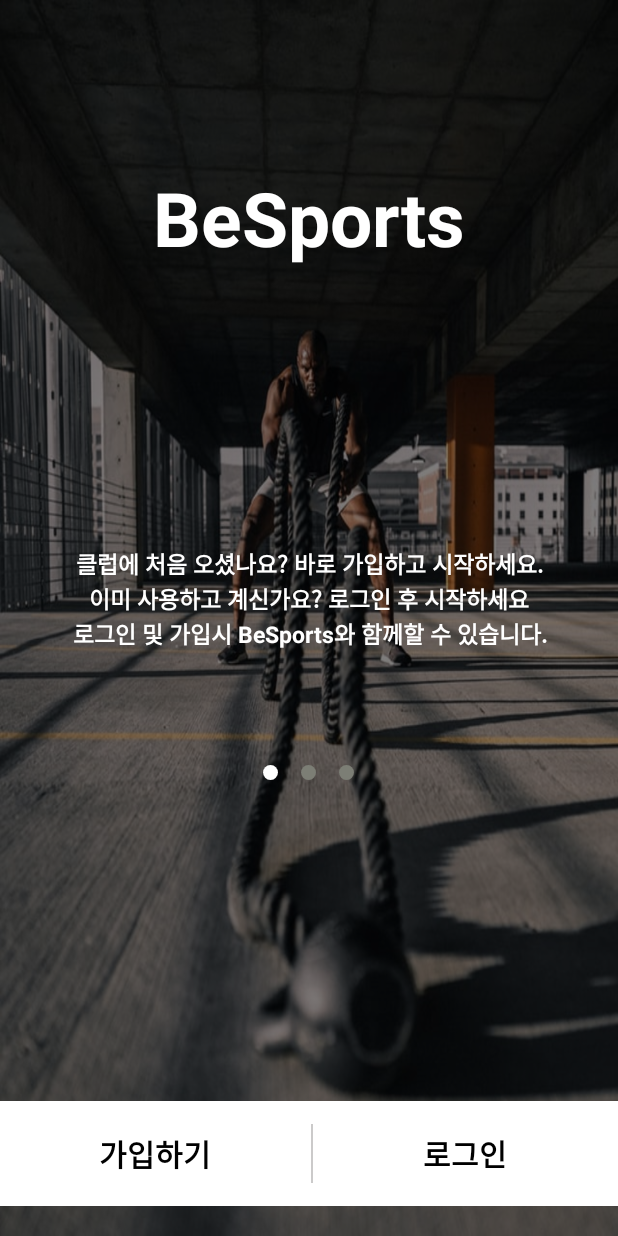
After one commit to sangyun5108/SmartHealthCare, an Android app: the AuthFirstFragment screen opened directly, with no data from a screen before it, on a phone screen of 412 x 824 dp. The commit adds this screen. Run offline under Robolectric (Android 15) with nearby library versions, the phone set to English and light mode, and no system bars.

Commit message:
auth화면 ViewPager2와 Fragment를 이용해서 화면 슬라이더 구현, ImageView를 이용해서 화면 상태 체크(원) 구현  -> stackOverFlow registerOnPageChangeCallback에서OnPageSelected함수 이용

```diff
--- a/app/build.gradle
+++ b/app/build.gradle
@@ -33,10 +33,14 @@ android {
 
 dependencies {
 
+    implementation 'androidx.viewpager2:viewpager2:1.0.0'
     implementation 'androidx.core:core-ktx:1.7.0'
     implementation 'androidx.appcompat:appcompat:1.3.1'
     implementation 'com.google.android.material:material:1.4.0'
     implementation 'androidx.constraintlayout:constraintlayout:2.1.2'
+    implementation 'androidx.legacy:legacy-support-v4:1.0.0'
+    implementation 'androidx.navigation:navigation-fragment-ktx:2.3.5'
+    implementation 'androidx.navigation:navigation-ui-ktx:2.3.5'
     testImplementation 'junit:junit:4.+'
     androidTestImplementation 'androidx.test.ext:junit:1.1.3'
     androidTestImplementation 'androidx.test.espresso:espresso-core:3.4.0'
--- a/app/src/main/java/com/sypark/smarthealthcare/auth/AuthActivity.kt
+++ b/app/src/main/java/com/sypark/smarthealthcare/auth/AuthActivity.kt
@@ -1,7 +1,12 @@
 package com.sypark.smarthealthcare.auth
 
+import android.content.Intent
 import androidx.appcompat.app.AppCompatActivity
 import android.os.Bundle
+import android.util.Log
+import android.widget.ImageView
+import androidx.fragment.app.FragmentContainerView
+import androidx.viewpager2.widget.ViewPager2
 import com.sypark.smarthealthcare.R
 
 class AuthActivity : AppCompatActivity() {
--- /dev/null
+++ b/app/src/main/java/com/sypark/smarthealthcare/auth/AuthFirstFragment.kt
@@ -0,0 +1,29 @@
+package com.sypark.smarthealthcare.auth
+
+import android.content.Intent
+import android.os.Bundle
+import android.util.Log
+import androidx.fragment.app.Fragment
+import android.view.LayoutInflater
+import android.view.View
+import android.view.ViewGroup
+import com.sypark.smarthealthcare.MainActivity
+import com.sypark.smarthealthcare.R
+
+class AuthFirstFragment : Fragment() {
+
+    override fun onCreate(savedInstanceState: Bundle?) {
+        super.onCreate(savedInstanceState)
+    }
+
+    override fun onCreateView(
+        inflater: LayoutInflater,
+        container: ViewGroup?,
+        savedInstanceState: Bundle?
+    ): View? {
+
+        val view = inflater.inflate(R.layout.fragment_auth_first, container, false)
+
+        return view
+    }
+}
--- /dev/null
+++ b/app/src/main/java/com/sypark/smarthealthcare/auth/AuthFragmen.kt
@@ -0,0 +1,47 @@
+package com.sypark.smarthealthcare.auth
+
+import android.os.Bundle
+import androidx.fragment.app.Fragment
+import android.view.LayoutInflater
+import android.view.View
+import android.view.ViewGroup
+import androidx.viewpager2.widget.ViewPager2
+import com.sypark.smarthealthcare.MainActivity
+import com.sypark.smarthealthcare.R
+
+class AuthFragmen : Fragment() {
+    override fun onCreate(savedInstanceState: Bundle?) {
+        super.onCreate(savedInstanceState)
+    }
+
+    override fun onCreateView(
+        inflater: LayoutInflater, container: ViewGroup?,
+        savedInstanceState: Bundle?
+    ): View? {
+
+        val view = inflater.inflate(R.layout.fragment_auth, container, false)
+
+
+        //화면 전환시 보여줄 프래그먼트 리스트 설정
+        val fragmentList = arrayListOf<Fragment>(
+            AuthFirstFragment(),
+            AuthSecondFragment(),
+            AuthThirdFragment()
+        )
+
+        //adapter 설정 넘겨야 하는 인수 -> 리스트, 프래그먼트매니저, 라이프사이클
+        val adapter = ViewPagerAdapter(
+            fragmentList,
+            requireActivity().supportFragmentManager,
+            lifecycle,
+            view
+        )
+
+
+        //viewPager를 찾아 adaper 연결
+        val ViewPager2 = view.findViewById<ViewPager2>(R.id.AuthViewPager2)
+        ViewPager2.adapter = adapter
+
+        return view
+    }
+}
--- /dev/null
+++ b/app/src/main/java/com/sypark/smarthealthcare/auth/ViewPagerAdapter.kt
@@ -0,0 +1,77 @@
+package com.sypark.smarthealthcare.auth
+
+import android.view.View
+import android.widget.ImageView
+import android.os.Handler
+import android.util.Log
+import androidx.fragment.app.Fragment
+import androidx.fragment.app.FragmentManager
+import androidx.lifecycle.Lifecycle
+import androidx.viewpager2.adapter.FragmentStateAdapter
+import androidx.viewpager2.widget.ViewPager2
+import com.sypark.smarthealthcare.R
+
+class ViewPagerAdapter(
+    list:ArrayList<Fragment>,
+    fm:FragmentManager,
+    lifecycle:Lifecycle,
+    val view: View
+):FragmentStateAdapter(fm,lifecycle) {
+
+    val fragmentlist:ArrayList<Fragment> = list
+
+    override fun getItemCount(): Int {
+        return fragmentlist.size
+    }
+
+    override fun createFragment(position: Int): Fragment {
+
+        val viewPager2 = view.findViewById<ViewPager2>(R.id.AuthViewPager2)
+
+        viewPager2.registerOnPageChangeCallback(object: ViewPager2.OnPageChangeCallback() {
+
+            override fun onPageSelected(position: Int) {
+                super.onPageSelected(position)
+
+                val firstCircle = view.findViewById<ImageView>(R.id.firstCircle)
+                val secondCircle = view.findViewById<ImageView>(R.id.secondCircle)
+                val thirdCircle = view.findViewById<ImageView>(R.id.thirdCircle)
+
+                val white:Int = R.drawable.white_circle
+                val grey:Int = R.drawable.circle
+
+                when(position){
+                    0 -> {
+                        Handler().postDelayed({
+                            firstCircle.setImageResource(white)
+                            secondCircle.setImageResource(grey)
+                            thirdCircle.setImageResource(grey)
+                            Log.d("time","1")
+                        },200)
+                    }
+                    1 -> {
+                        Handler().postDelayed({
+                            firstCircle.setImageResource(grey)
+                            secondCircle.setImageResource(white)
+                            thirdCircle.setImageResource(grey)
+                            Log.d("time","2")
+                        },200)
+                    }
+                    2 -> {
+                        Handler().postDelayed({
+                            firstCircle.setImageResource(grey)
+                            secondCircle.setImageResource(grey)
+                            thirdCircle.setImageResource(white)
+                            Log.d("time","3")
+                        },200)
+                    }
+                }
+
+            }
+        })
+
+        return fragmentlist[position]
+    }
+
+
+}
--- /dev/null
+++ b/app/src/main/res/drawable/circle.xml
@@ -0,0 +1,6 @@
+<?xml version="1.0" encoding="utf-8"?>
+<shape xmlns:android="http://schemas.android.com/apk/res/android" android:shape="oval">
+    <solid android:color="#7C7E75"/>
+    <stroke android:width="3dp" android:color="#7C7E75"/>
+    <size android:width="350dp" android:height="350dp"/>
+</shape>
--- /dev/null
+++ b/app/src/main/res/drawable/white_circle.xml
@@ -0,0 +1,6 @@
+<?xml version="1.0" encoding="utf-8"?>
+<shape xmlns:android="http://schemas.android.com/apk/res/android" android:shape="oval">
+    <solid android:color="#FFFFFF"/>
+    <stroke android:width="3dp" android:color="#FFFFFF"/>
+    <size android:width="350dp" android:height="350dp"/>
+</shape>
--- a/app/src/main/res/layout/activity_auth.xml
+++ b/app/src/main/res/layout/activity_auth.xml
@@ -10,59 +10,23 @@
     <ImageView
         android:layout_width="match_parent"
         android:layout_height="match_parent"
-        android:background="#99000000"
         android:scaleType="fitXY"
         android:src="@drawable/auth_image1" />
 
     <LinearLayout
         android:layout_width="match_parent"
-        android:background="@color/auth_black"
-        android:layout_height="match_parent"/>
+        android:layout_height="match_parent"
+        android:background="@color/auth_black" >
+    </LinearLayout>
+
+    <androidx.fragment.app.FragmentContainerView
+        android:id="@+id/fragmentContainerView"
+        android:name="com.sypark.smarthealthcare.auth.AuthFragmen"
+        android:layout_width="match_parent"
+        android:layout_height="640dp"/>
 
     <LinearLayout
-        android:layout_width="match_parent"
-        android:layout_height="wrap_content"
-        android:layout_marginTop="120dp"
-        android:gravity="center"
-        android:orientation="vertical">
-
-        <TextView
-            android:layout_width="wrap_content"
-            android:layout_height="wrap_content"
-            android:text="BeSports"
-            android:textColor="@color/white"
-            android:textSize="50sp"
-            android:textStyle="bold" />
-
-        <TextView
-            android:layout_width="match_parent"
-            android:layout_height="wrap_content"
-            android:gravity="center"
-            android:layout_marginTop="200dp"
-            android:text="클럽에 처음 오셨나요? 바로 가입하고 시작하세요."
-            android:textSize="15sp"
-            android:textStyle="bold"
-            android:textColor="@color/white" />
-        <TextView
-            android:layout_width="match_parent"
-            android:layout_height="wrap_content"
-            android:gravity="center"
-            android:text="이미 사용하고 계신가요? 로그인 후 시작하세요"
-            android:textSize="15sp"
-            android:textStyle="bold"
-            android:textColor="@color/white" />
-        <TextView
-            android:layout_width="match_parent"
-            android:layout_height="wrap_content"
-            android:gravity="center"
-            android:textSize="15sp"
-            android:textStyle="bold"
-            android:textColor="@color/white"
-            android:text="로그인 및 가입시 BeSports와 함께할 수 있습니다."
-            />
-    </LinearLayout>
-
-    <LinearLayout
+        android:id="@+id/joinContainer"
         android:layout_width="match_parent"
         android:layout_height="wrap_content"
         android:layout_marginBottom="20dp"
@@ -100,4 +64,5 @@
             android:textStyle="bold" />
     </LinearLayout>
 
+
 </RelativeLayout>
--- /dev/null
+++ b/app/src/main/res/layout/fragment_auth.xml
@@ -0,0 +1,45 @@
+<?xml version="1.0" encoding="utf-8"?>
+<FrameLayout xmlns:android="http://schemas.android.com/apk/res/android"
+    xmlns:app="http://schemas.android.com/apk/res-auto"
+    xmlns:tools="http://schemas.android.com/tools"
+    android:layout_width="match_parent"
+    android:layout_height="match_parent"
+    tools:context=".auth.AuthFragmen">
+
+        <LinearLayout
+            android:layout_width="match_parent"
+            android:layout_height="50dp"
+            android:gravity="center"
+            android:layout_gravity="bottom"
+            android:layout_marginBottom="100dp"
+            android:orientation="horizontal"
+            app:layout_constraintBottom_toBottomOf="@+id/AuthViewPager2">
+
+            <ImageView
+                android:id="@+id/firstCircle"
+                android:layout_width="10dp"
+                android:layout_height="10dp"
+                android:src="@drawable/circle" />
+
+            <ImageView
+                android:id="@+id/secondCircle"
+                android:layout_width="10dp"
+                android:layout_height="10dp"
+                android:layout_marginLeft="15dp"
+                android:layout_marginRight="15dp"
+                android:src="@drawable/circle" />
+
+            <ImageView
+                android:id="@+id/thirdCircle"
+                android:layout_width="10dp"
+                android:layout_height="10dp"
+                android:src="@drawable/circle" />
+        </LinearLayout>
+
+        <androidx.viewpager2.widget.ViewPager2
+            android:id="@+id/AuthViewPager2"
+            android:layout_width="match_parent"
+            android:layout_height="match_parent"
+            tools:ignore="InvalidId" />
+
+</FrameLayout>
--- /dev/null
+++ b/app/src/main/res/layout/fragment_auth_first.xml
@@ -0,0 +1,64 @@
+<?xml version="1.0" encoding="utf-8"?>
+<FrameLayout xmlns:android="http://schemas.android.com/apk/res/android"
+    xmlns:app="http://schemas.android.com/apk/res-auto"
+    xmlns:tools="http://schemas.android.com/tools"
+    android:layout_width="match_parent"
+    android:layout_height="match_parent"
+    tools:context=".auth.AuthFirstFragment">
+
+    <androidx.constraintlayout.widget.ConstraintLayout
+        android:layout_width="match_parent"
+        android:layout_height="match_parent"
+        android:gravity="center"
+        android:orientation="vertical">
+
+        <TextView
+            android:id="@+id/textView4"
+            android:layout_width="wrap_content"
+            android:layout_height="wrap_content"
+            android:text="BeSports"
+            android:layout_marginBottom="350dp"
+            android:textColor="@color/white"
+            android:textSize="50sp"
+            android:textStyle="bold"
+            app:layout_constraintBottom_toBottomOf="parent"
+            app:layout_constraintEnd_toEndOf="parent"
+            app:layout_constraintStart_toStartOf="parent"
+            app:layout_constraintTop_toTopOf="parent" />
+
+        <TextView
+            android:id="@+id/textView3"
+            android:layout_width="match_parent"
+            android:layout_height="wrap_content"
+            android:gravity="center"
+            android:layout_marginTop="185dp"
+            android:text="클럽에 처음 오셨나요? 바로 가입하고 시작하세요."
+            android:textColor="@color/white"
+            android:textSize="15sp"
+            android:textStyle="bold"
+            app:layout_constraintTop_toBottomOf="@+id/textView4" />
+
+        <TextView
+            android:id="@+id/textView6"
+            android:layout_width="match_parent"
+            android:layout_height="wrap_content"
+            android:gravity="center"
+            android:text="이미 사용하고 계신가요? 로그인 후 시작하세요"
+            android:textColor="@color/white"
+            android:textSize="15sp"
+            android:textStyle="bold"
+            app:layout_constraintTop_toBottomOf="@+id/textView3" />
+
+        <TextView
+            android:id="@+id/textView5"
+            android:layout_width="match_parent"
+            android:layout_height="wrap_content"
+            android:gravity="center"
+            android:text="로그인 및 가입시 BeSports와 함께할 수 있습니다."
+            android:textColor="@color/white"
+            android:textSize="15sp"
+            android:textStyle="bold"
+            app:layout_constraintTop_toBottomOf="@+id/textView6" />
+    </androidx.constraintlayout.widget.ConstraintLayout>
+
+</FrameLayout>
--- a/app/src/main/res/values/colors.xml
+++ b/app/src/main/res/values/colors.xml
@@ -6,6 +6,6 @@
     <color name="teal_200">#FF03DAC5</color>
     <color name="teal_700">#FF018786</color>
     <color name="black">#FF000000</color>
-    <color name="auth_black">#7F000000</color>
+    <color name="auth_black">#80000000</color>
     <color name="white">#FFFFFFFF</color>
 </resources>
--- a/app/src/main/res/values/strings.xml
+++ b/app/src/main/res/values/strings.xml
@@ -1,3 +1,5 @@
 <resources>
     <string name="app_name">SmartHealthCare</string>
+    <!-- TODO: Remove or change this placeholder text -->
+    <string name="hello_blank_fragment">Hello blank fragment</string>
 </resources>
```
Also changed, not shown: app/src/main/java/com/sypark/smarthealthcare/auth/AuthSecondFragment.kt (added, +27 -0 lines), app/src/main/java/com/sypark/smarthealthcare/auth/AuthThirdFragment.kt (added, +28 -0 lines), app/src/main/res/layout/fragment_auth_second.xml (added, +66 -0 lines), app/src/main/res/layout/fragment_auth_third.xml (added, +65 -0 lines), app/src/main/res/drawable/fragmentfirstimage.jpg (added), app/src/main/res/drawable/fragmentsecondimage.jpg (added).
